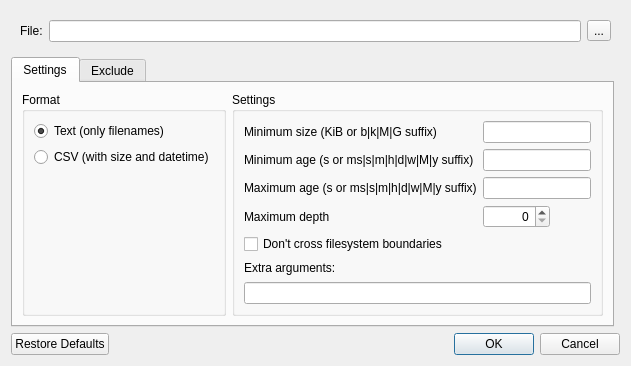
Qt form src/export_dialog.ui (SysAdminDoc/RcloneBrowserNG) before a commit.
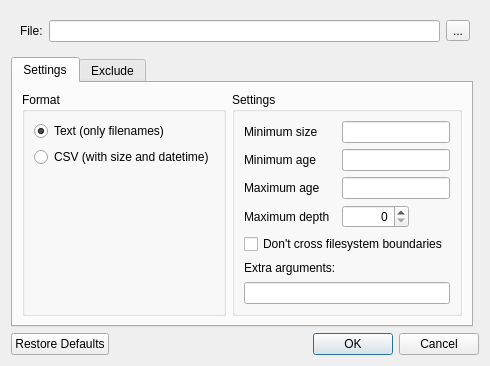
The same form after that commit.

Commit message: fix: stop transfer dialog and browser controls overlapping

```diff
--- a/src/export_dialog.ui
+++ b/src/export_dialog.ui
@@ -126,7 +126,7 @@
           <item row="2" column="0">
            <widget class="QLabel" name="label_18">
             <property name="text">
-             <string>Maximum age (s or ms|s|m|h|d|w|M|y suffix)</string>
+             <string>Maximum age</string>
             </property>
             <property name="buddy">
              <cstring>textMaxAge</cstring>
@@ -152,7 +152,7 @@
           <item row="1" column="0">
            <widget class="QLabel" name="label_16">
             <property name="text">
-             <string>Minimum age (s or ms|s|m|h|d|w|M|y suffix)</string>
+             <string>Minimum age</string>
             </property>
             <property name="buddy">
              <cstring>textMinAge</cstring>
@@ -182,7 +182,7 @@
           <item row="0" column="0">
            <widget class="QLabel" name="label_15">
             <property name="text">
-             <string>Minimum size (KiB or b|k|M|G suffix)</string>
+             <string>Minimum size</string>
             </property>
             <property name="buddy">
              <cstring>textMinSize</cstring>
```
The commit also changes 5 other files.
